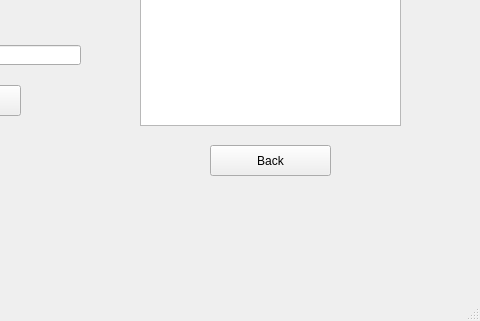
Above: flight status .ui from Muneeba-Badar/DB-Final-Project before the change; both pictures show x 330 to 810 and y 245 to 566 of the 810 by 566 pixel window. Below: the same form after it.
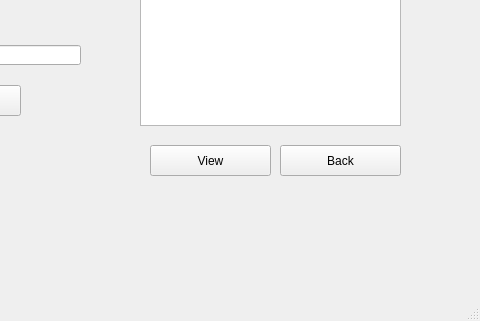
That is the form after the change.

Diff of the .ui file:
```diff
--- a/flight status .ui
+++ b/flight status .ui
@@ -71,7 +71,7 @@
    <widget class="QPushButton" name="flightStatusBack">
     <property name="geometry">
      <rect>
-      <x>540</x>
+      <x>610</x>
       <y>390</y>
       <width>121</width>
       <height>31</height>
@@ -175,6 +175,24 @@
      </property>
     </column>
    </widget>
+   <widget class="QPushButton" name="flightStatusView">
+    <property name="geometry">
+     <rect>
+      <x>480</x>
+      <y>390</y>
+      <width>121</width>
+      <height>31</height>
+     </rect>
+    </property>
+    <property name="font">
+     <font>
+      <pointsize>9</pointsize>
+     </font>
+    </property>
+    <property name="text">
+     <string>View</string>
+    </property>
+   </widget>
   </widget>
   <widget class="QMenuBar" name="menubar">
    <property name="geometry">
```
Left out of the diff: 6 changed lines with no effect on the pictures.
